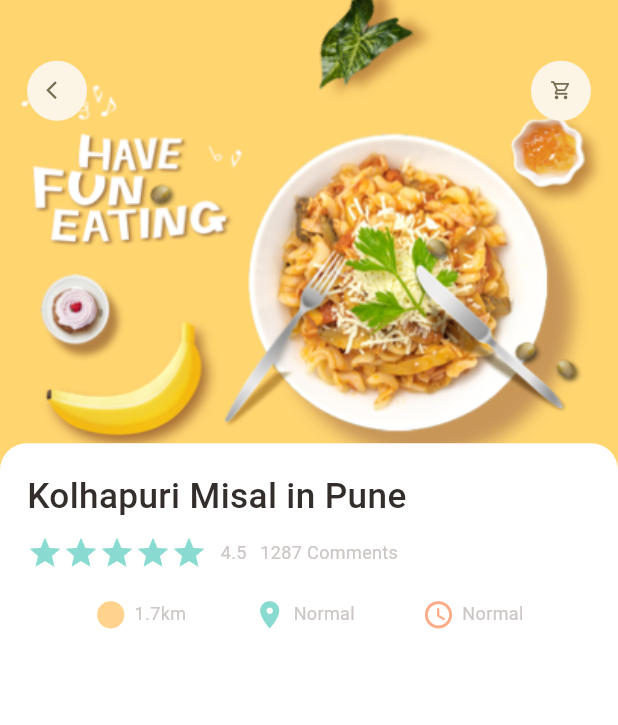
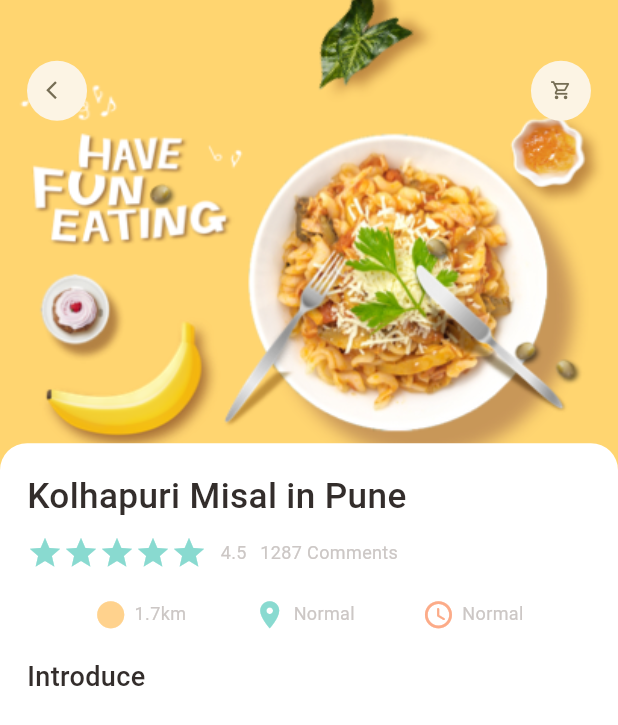
Before and after one commit to shreywhatt/STRATOS-CAFE, a Flutter app: the screen it shows after launch, on a phone screen of 412 x 824 dp. Shown: the top 725 px of the screen. Run offline on Flutter 3.47's test engine with Material 3 defaults, Android fonts, the phone set to English and light mode, and no system bars; our stand-ins replace dots_indicator, get.

Commit message:
Referencing repeated part of code with a separate file

```diff
--- a/lib/pages/food/popular_food_detail.dart
+++ b/lib/pages/food/popular_food_detail.dart
@@ -57,11 +57,21 @@ class PopularFoodDetail extends StatelessWidget {
                   ),
                   color: Colors.white,
                 ),
-                child: AppColumn(text: "Kolhapuri Misal in Pune",),
+                child: Column(
+                  crossAxisAlignment: CrossAxisAlignment.start,
+                  children: [
+                    AppColumn(text: "Kolhapuri Misal in Pune",),
+                    SizedBox(height: Dimensions.height20,),
+                    BigTexts(text: "Introduce"),
+                  ],
+                ),
 
           )),
         ],
       ),
-    );
+      bottomNavigationBar: Container(
+        height: 120,
+
+   ));
   }
 }
```
